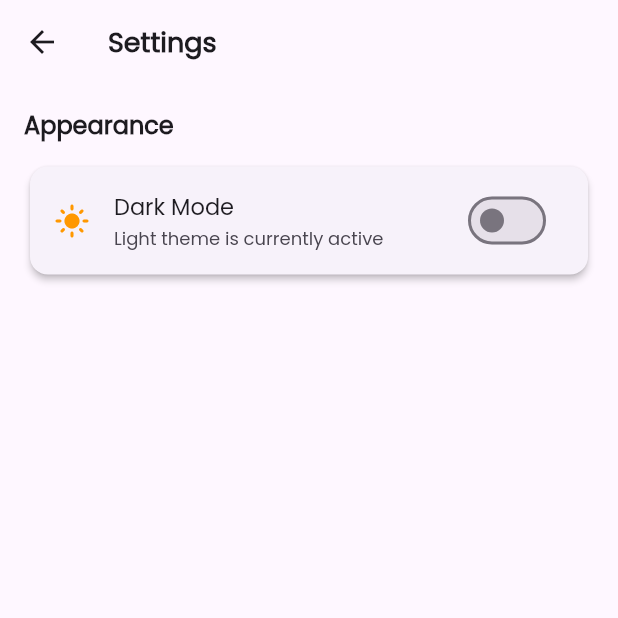
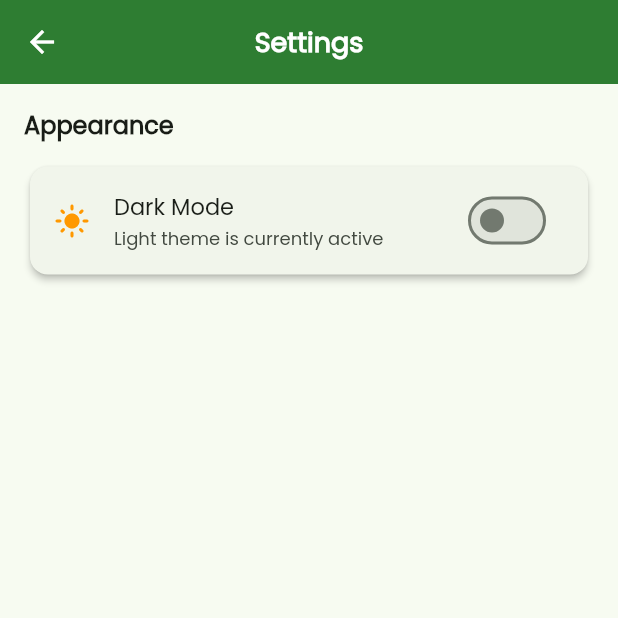
Before and after one commit to vewnioh/santiago-advmobprogAY2627, a Flutter app: the HomeScreen screen opened by its route, after a tap on the "settings" icon, on a phone screen of 412 x 824 dp, the top half of it. Run offline on Flutter 3.47's test engine with Material 3 defaults, Android fonts, the phone set to English and light mode, and no system bars; our stand-ins replace firebase_auth, firebase_core, flutter_dotenv, flutter_screenutil, shared_preferences; accounts and stored records are empty; network calls fail.

Commit message:
Apply uniform green theme to UI design system

```diff
--- a/santiago_mobile/lib/providers/theme_provider.dart
+++ b/santiago_mobile/lib/providers/theme_provider.dart
@@ -1,7 +1,7 @@
 // Import Flutter material library for theme data configurations
 import 'package:flutter/material.dart';
 
-// Provider state management class handling global light and dark theme mode switching
+// Provider state management class handling global light and dark theme mode switching with a uniform green design system
 class ThemeProvider with ChangeNotifier {
   // Private boolean flag tracking whether dark mode is currently enabled
   bool _isDark = false;
@@ -9,11 +9,75 @@ class ThemeProvider with ChangeNotifier {
   // Public getter exposing current dark mode status to listening widgets
   bool get isDark => _isDark;
 
-  // Getter returning application light theme data configuration
-  ThemeData get lightTheme => ThemeData.light();
+  // Primary green theme color tokens
+  static const Color primaryGreen = Color(0xFF2E7D32); // Rich Forest Green
+  static const Color lightGreen = Color(0xFF4CAF50);   // Vibrant Emerald Green
+  static const Color accentGreen = Color(0xFF81C784);  // Accent Soft Green
 
-  // Getter returning application dark theme data configuration
-  ThemeData get darkTheme => ThemeData.dark();
+  // Getter returning application light theme data configuration with uniform green primary styling
+  ThemeData get lightTheme => ThemeData(
+        useMaterial3: true,
+        brightness: Brightness.light,
+        primaryColor: primaryGreen,
+        colorScheme: ColorScheme.fromSeed(
+          seedColor: primaryGreen,
+          primary: primaryGreen,
+          secondary: lightGreen,
+          tertiary: accentGreen,
+          brightness: Brightness.light,
+        ),
+        appBarTheme: const AppBarTheme(
+          backgroundColor: primaryGreen,
+          foregroundColor: Colors.white,
+          elevation: 0,
+          centerTitle: true,
+        ),
+        elevatedButtonTheme: ElevatedButtonThemeData(
+          style: ElevatedButton.styleFrom(
+            backgroundColor: primaryGreen,
+            foregroundColor: Colors.white,
+            shape: RoundedRectangleBorder(
+              borderRadius: BorderRadius.all(Radius.circular(12)),
+            ),
+          ),
+        ),
+        floatingActionButtonTheme: const FloatingActionButtonThemeData(
+          backgroundColor: primaryGreen,
+          foregroundColor: Colors.white,
+        ),
+      );
+
+  // Getter returning application dark theme data configuration with uniform green accents
+  ThemeData get darkTheme => ThemeData(
+        useMaterial3: true,
+        brightness: Brightness.dark,
+        primaryColor: lightGreen,
+        colorScheme: ColorScheme.fromSeed(
+          seedColor: primaryGreen,
+          primary: lightGreen,
+          secondary: accentGreen,
+          brightness: Brightness.dark,
+        ),
+        appBarTheme: const AppBarTheme(
+          backgroundColor: Color(0xFF1E293B),
+          foregroundColor: Colors.white,
+          elevation: 0,
+          centerTitle: true,
+        ),
+        elevatedButtonTheme: ElevatedButtonThemeData(
+          style: ElevatedButton.styleFrom(
+            backgroundColor: lightGreen,
+            foregroundColor: Colors.black,
+            shape: RoundedRectangleBorder(
+              borderRadius: BorderRadius.all(Radius.circular(12)),
+            ),
+          ),
+        ),
+        floatingActionButtonTheme: const FloatingActionButtonThemeData(
+          backgroundColor: lightGreen,
+          foregroundColor: Colors.black,
+        ),
+      );
 
   // Method to toggle theme mode state and notify listener widgets to rebuild
   void toggleTheme() {
--- a/santiago_mobile/lib/screens/profile_screen.dart
+++ b/santiago_mobile/lib/screens/profile_screen.dart
@@ -339,12 +339,10 @@ class _ProfileScreenState extends State<ProfileScreen> {
                 Container(
                   padding: EdgeInsets.symmetric(horizontal: 14.w, vertical: 6.h),
                   decoration: BoxDecoration(
-                    color: isFirebase
-                        ? Colors.deepPurple.withValues(alpha: 0.12)
-                        : Colors.blue.withValues(alpha: 0.12),
+                    color: primaryColor.withValues(alpha: 0.12),
                     borderRadius: BorderRadius.circular(20.r),
                     border: Border.all(
-                      color: isFirebase ? Colors.deepPurple : Colors.blue,
+                      color: primaryColor,
                       width: 1,
                     ),
                   ),
@@ -354,7 +352,7 @@ class _ProfileScreenState extends State<ProfileScreen> {
                       Icon(
                         isFirebase ? Icons.local_fire_department : Icons.api,
                         size: 16.sp,
-                        color: isFirebase ? Colors.deepPurple : Colors.blue,
+                        color: primaryColor,
                       ),
                       SizedBox(width: 6.w),
                       CustomText(
@@ -363,7 +361,7 @@ class _ProfileScreenState extends State<ProfileScreen> {
                             : 'Login Type: DummyJSON API',
                         fontSize: 12.sp,
                         fontWeight: FontWeight.bold,
-                        color: isFirebase ? Colors.deepPurple : Colors.blue,
+                        color: primaryColor,
                       ),
                     ],
                   ),
```
